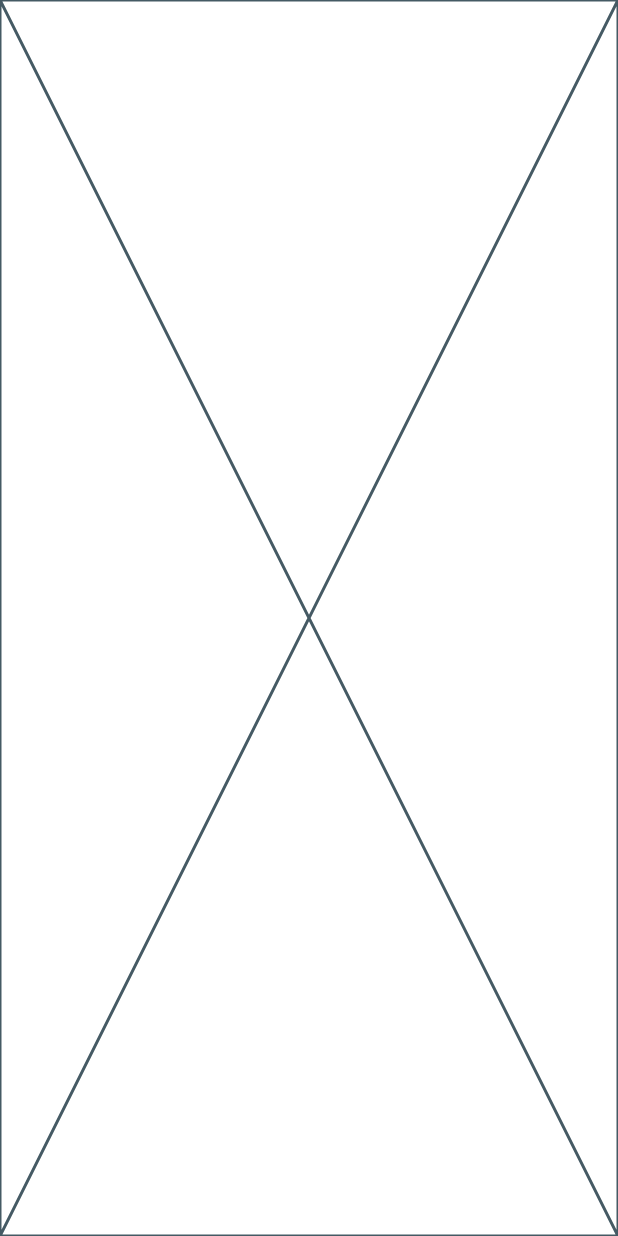
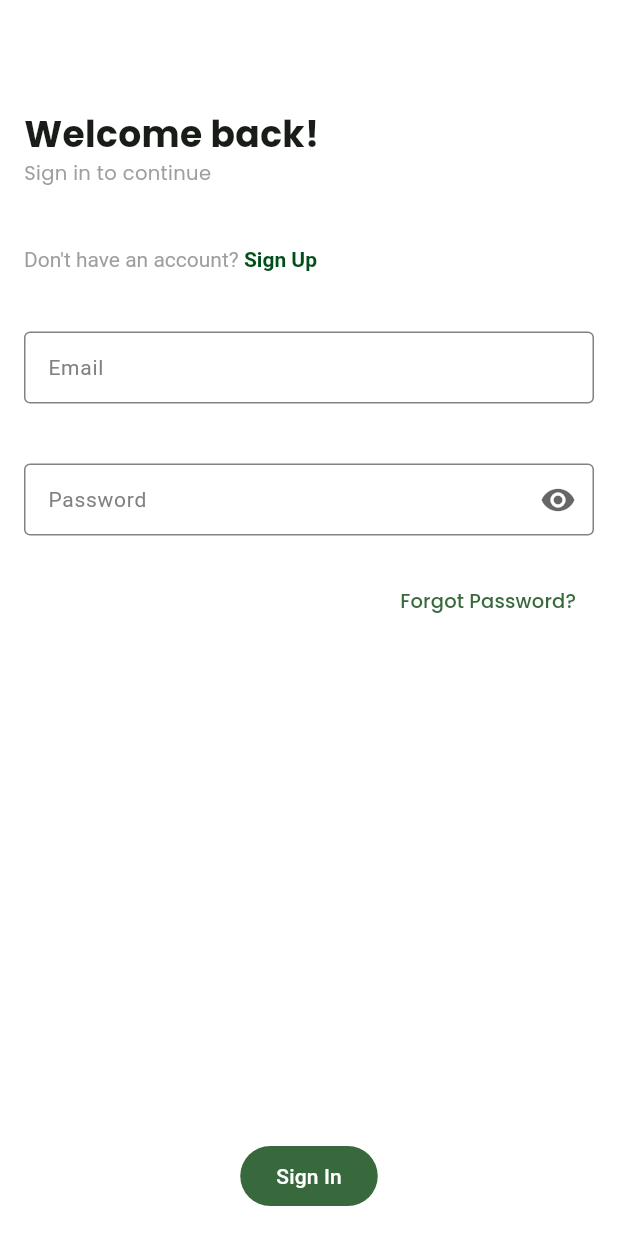
Before and after one commit to Developerdavido/ecoguard, a Flutter app: the screen it shows after launch, on a phone screen of 412 x 824 dp. Run offline on Flutter 3.47's test engine with Material 3 defaults, Android fonts, the phone set to English and light mode, and no system bars; our stand-ins replace country_picker, flutter_multi_formatter, flutter_svg, gap, google_fonts, shared_preferences; Roboto replaces fonts that are missing (Mukta).

Commit message:
default sign in screen completed including sign in and signup forms

```diff
--- a/lib/core/res/media.dart
+++ b/lib/core/res/media.dart
@@ -8,4 +8,5 @@ abstract class Media {
 
   //splash screen icon
   static const logo = "$_baseSvg/logo.svg";
+  static const ecoGuard = "$_baseSvg/ecoguard_logo.svg";
 }
--- /dev/null
+++ b/lib/src/authentication/views/sections/sign_in_form.dart
@@ -0,0 +1,59 @@
+import 'package:ecoguard_project/core/common/widgets/input_field.dart';
+import 'package:flutter/material.dart';
+import 'package:gap/gap.dart';
+
+class SignInForm extends StatefulWidget {
+  const SignInForm({super.key, required this.formKey, required this.emailCtrl, required this.passwordCtrl});
+
+  final GlobalKey<FormState> formKey;
+  final TextEditingController emailCtrl;
+  final TextEditingController passwordCtrl;
+
+  @override
+  State<SignInForm> createState() => _SignInFormState();
+}
+
+class _SignInFormState extends State<SignInForm> {
+  final ValueNotifier<bool> _obscureText = ValueNotifier(true);
+
+
+  @override
+  void dispose() {
+    _obscureText.dispose();
+    super.dispose();
+  }
+  @override
+  Widget build(BuildContext context) {
+    return Form(
+      key: widget.formKey,
+      child: Column(
+        mainAxisSize: MainAxisSize.min,
+        children: [
+          InputField(controller: widget.emailCtrl,
+            keyboardType: TextInputType.emailAddress,
+            labelText: "Email",
+          ),
+           const Gap(40),
+          ValueListenableBuilder<bool>(
+              valueListenable: _obscureText,
+              builder: (_, obscureText, __) {
+                return InputField(
+                    controller: widget.passwordCtrl,
+                  keyboardType: TextInputType.visiblePassword,
+                  labelText: "Password",
+                  obscureText: obscureText,
+                  suffixIcon: IconButton(
+                    icon: Icon(
+                      obscureText ? Icons.visibility : Icons.visibility_off
+                    ),
+                    onPressed: (){
+                      _obscureText.value = !obscureText;
+                    },
+                  ),
+                );
+              })
+        ],
+      ),
+    );
+  }
+}
--- a/lib/src/authentication/views/sign_in_page.dart
+++ b/lib/src/authentication/views/sign_in_page.dart
@@ -1,18 +1,116 @@
+import 'package:ecoguard_project/core/common/extensions/context_extensions.dart';
+import 'package:ecoguard_project/core/res/colors.dart';
+import 'package:ecoguard_project/src/authentication/views/sections/sign_in_form.dart';
+import 'package:ecoguard_project/src/authentication/views/sign_up_page.dart';
+import 'package:flutter/gestures.dart';
 import 'package:flutter/material.dart';
+import 'package:gap/gap.dart';
+
+import '../../../core/common/widgets/default_text.dart';
 
 
 class SignInPage extends StatefulWidget {
   const SignInPage({super.key});
 
-  static const path  = "/signIn";
+  static const path = '/signIn';
 
   @override
   State<SignInPage> createState() => _SignInPageState();
 }
 
 class _SignInPageState extends State<SignInPage> {
+  final _formKey = GlobalKey<FormState>();
+  final _emailController = TextEditingController();
+  final _passwordController = TextEditingController();
+
+  @override
+  void dispose() {
+    _emailController.dispose();
+    _passwordController.dispose();
+    super.dispose();
+  }
+
   @override
   Widget build(BuildContext context) {
-    return const Placeholder();
+    return Scaffold(
+      appBar: AppBar(
+        elevation: 0,
+        backgroundColor: context.theme.scaffoldBackgroundColor,
+      ),
+      body: SafeArea(
+        child: Padding(
+          padding: const EdgeInsets.all(16),
+          child: Column(
+            children: [
+              Expanded(
+                child: ListView(
+                  children: [
+                    const DefaultText(
+                      'Welcome back!',
+                      fontSize: 24,
+                      fontWeight: FontWeight.bold,
+                     // fontFamily: 'Mulish',
+                    ),
+                    const DefaultText(
+                      'Sign in to continue',
+                      fontSize: 13,
+                      color: Colors.grey,
+                    ),
+                    const Gap(40),
+                    RichText(
+                      text: TextSpan(
+                        text: "Don't have an account? ",
+                        style: const TextStyle(color: Colors.grey),
+                        children: [
+                          TextSpan(
+                            text: 'Sign Up',
+                            style: const TextStyle(
+                              color: AppColors.primaryColor,
+                              fontWeight: FontWeight.bold,
+                            ),
+                            recognizer: TapGestureRecognizer()
+                              ..onTap = () {
+                                Navigator.of(context).pushReplacementNamed(
+                                  SignUpPage.path,
+                                );
+                              },
+                          ),
+                        ],
+                      ),
+                    ),
+                    const Gap(40),
+                    SignInForm(
+                      formKey: _formKey,
+                      emailCtrl: _emailController,
+                      passwordCtrl: _passwordController,
+                    ),
+                    const Gap(20),
+                    Align(
+                      alignment: Alignment.centerRight,
+                      child: TextButton(
+                        onPressed: () {},
+                        child: const DefaultText(
+                          'Forgot Password?',
+                          fontSize: 13,
+                        ),
+                      ),
+                    ),
+                  ],
+                ),
+              ),
+              FilledButton(
+                onPressed: () {
+                  //TODO: move on to the home page
+                  // if (_formKey.currentState!.validate()) {
+                  //   Navigator.of(context).pushReplacementNamed(TripOverviewPage.path);
+                  // }
+                },
+                child: const Text('Sign In'),
+              ),
+            ],
+          ),
+        ),
+      ),
+    );
   }
 }
--- a/pubspec.yaml
+++ b/pubspec.yaml
@@ -21,7 +21,7 @@ dependencies:
   flutter_multi_formatter: ^2.13.0
   flutter_animate: ^4.5.0
   flutter_svg: ^2.0.10+1
-
+  get: ^4.6.6
 
 dev_dependencies:
   flutter_test:
```
Also changed, not shown: lib/core/utils/cache_helper.dart (added, +39 -0 lines), lib/main.dart (+6 -1 lines), lib/src/authentication/views/sections/sign_up_form.dart (added, +201 -0 lines), assets/svgs/ecoguard_logo.svg (added), pubspec.lock.
